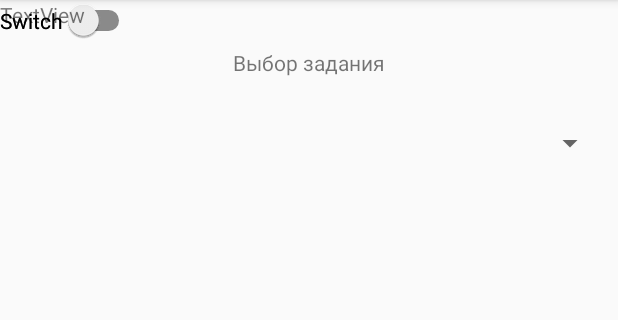
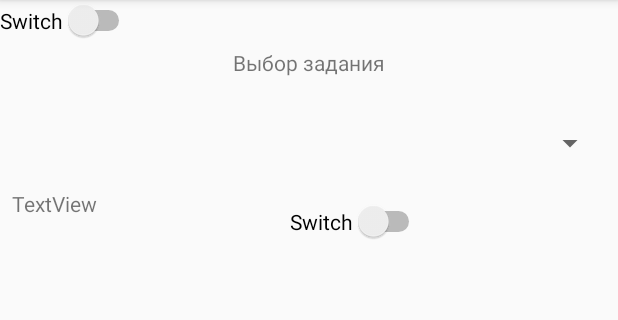
Before and after one commit to EW8S/100irregularverbs, an Android app: the screen it shows after launch (MainActivity), on a phone screen of 412 x 824 dp, the part 84-404 px from its top. Run offline under Robolectric (Android 15) with nearby library versions, the phone set to English and light mode, and no system bars.

Commit message:
mainActivity_dev -> I experimental with UI

```diff
--- a/app/src/main/res/layout/activity_main.xml
+++ b/app/src/main/res/layout/activity_main.xml
@@ -31,7 +31,10 @@
             android:layout_width="wrap_content"
             android:layout_height="wrap_content"
             android:id="@+id/switch1"
-            tools:layout_editor_absoluteY="153dp" tools:layout_editor_absoluteX="259dp"/>
+            app:layout_constraintStart_toEndOf="@+id/textView2"
+            android:layout_marginLeft="8dp" android:layout_marginStart="8dp" app:layout_constraintEnd_toEndOf="parent"
+            android:layout_marginEnd="8dp" android:layout_marginRight="8dp" android:layout_marginTop="8dp"
+            app:layout_constraintTop_toTopOf="@+id/guideline2"/>
     <Switch
             android:text="Switch"
             android:layout_width="wrap_content"
@@ -41,9 +44,11 @@
     <TextView
             android:text="TextView"
             android:layout_width="wrap_content"
-            android:layout_height="wrap_content" tools:layout_editor_absoluteY="153dp"
+            android:layout_height="wrap_content"
             android:id="@+id/textView2"
-            tools:layout_editor_absoluteX="107dp"/>
+            app:layout_constraintStart_toStartOf="parent" android:layout_marginLeft="8dp"
+            android:layout_marginStart="8dp"
+            app:layout_constraintTop_toTopOf="@+id/guideline2"/>
     <androidx.constraintlayout.widget.Guideline android:layout_width="wrap_content" android:layout_height="wrap_content"
                                                 android:id="@+id/guideline2" app:layout_constraintGuide_begin="126dp"
                                                 android:orientation="horizontal"
```
